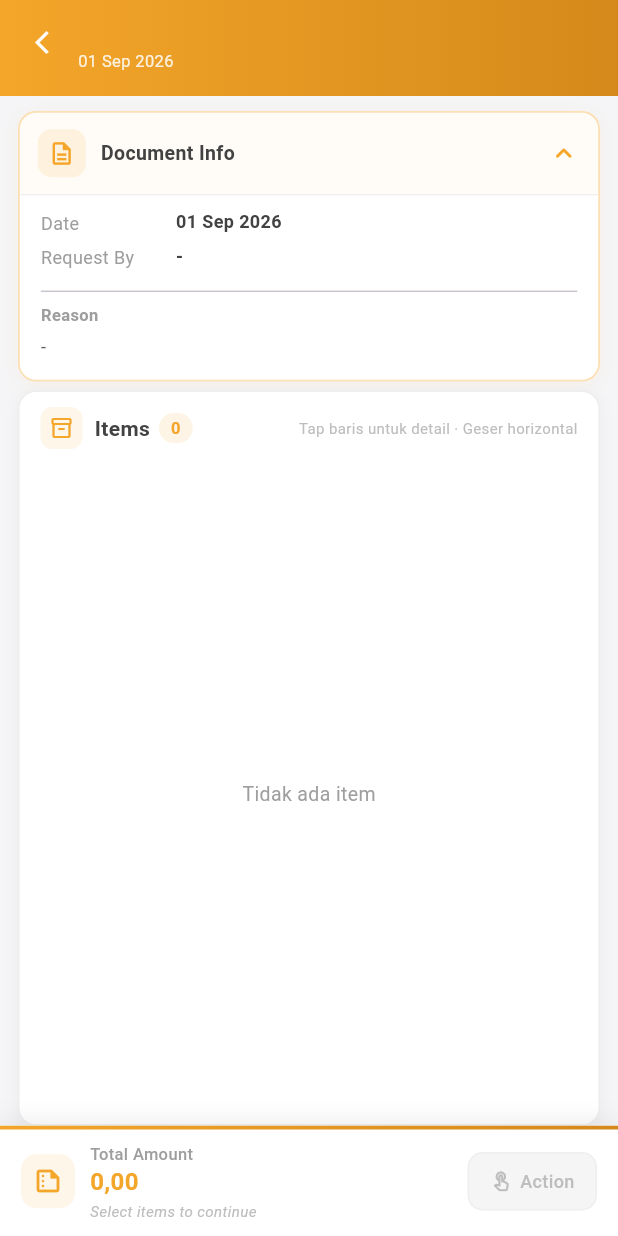
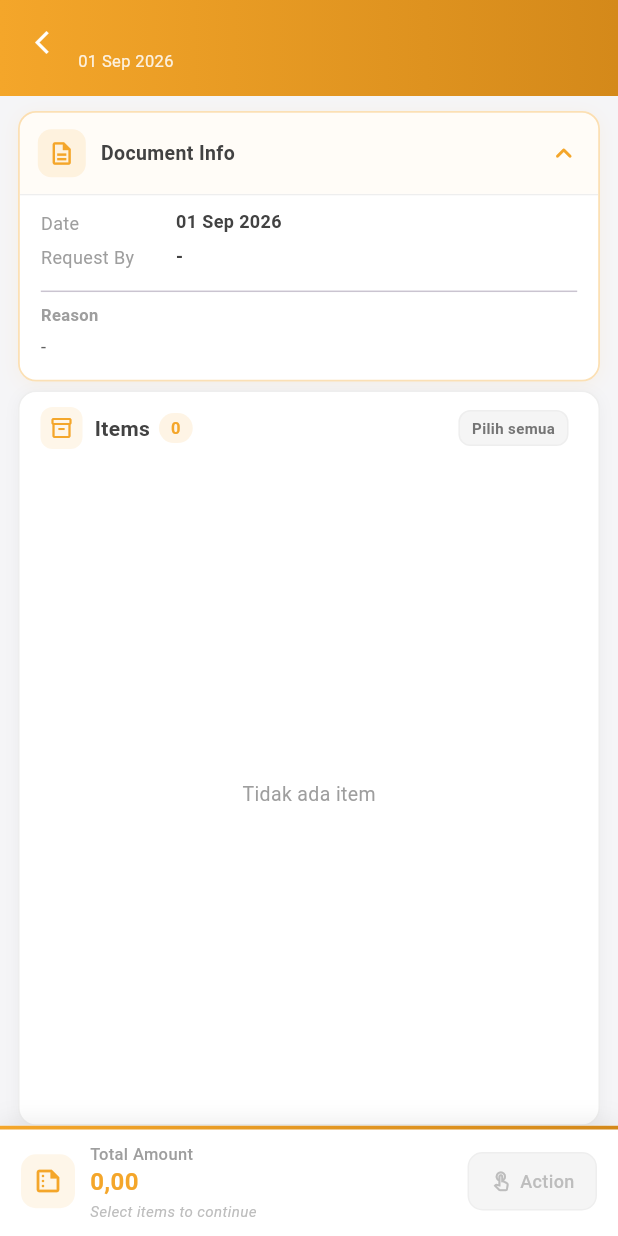
Before and after one commit to daydream410/v2rp3, a Flutter app: the CaSetApproval2 screen opened directly with empty values, after a tap on "Document Info", on a phone screen of 412 x 824 dp. Run offline on Flutter 3.47's test engine with Material 3 defaults, Android fonts, the phone set to English and light mode, and no system bars; our stand-ins replace curved_navigation_bar, data_table_2, dio, firebase_core, firebase_messaging, flutter_local_notifications and 8 more; missing offline and left inert: image_picker_for_web; accounts and stored records are empty.

Commit message:
Refactor approval information display across multiple screens to utilize utility functions for account name and cash advance type. This enhances consistency and clarity in the approval UI components.

```diff
--- a/lib/FE/approval_screen/cash_bank/ca_set_approval/ca_set_app2.dart
+++ b/lib/FE/approval_screen/cash_bank/ca_set_approval/ca_set_app2.dart
@@ -76,8 +76,8 @@ class _CaSetApproval2State extends State<CaSetApproval2> {
       ApprovalInfoField('CA No', (e['nokasbon'] ?? '').toString()),
       ApprovalInfoField('Project Name', (e['projectname'] ?? '').toString()),
       ApprovalInfoField('Req By', (e['requestorname'] ?? '').toString()),
-      ApprovalInfoField('Type', (e['tipe'].toString())),
-      ApprovalInfoField('Acc Name', e['itemcoa']?.toString() ?? '-'),
+      ApprovalInfoField('Type', approvalCashAdvanceTypeLabel(e['tipe'])),
+      ApprovalInfoField('Acc Name', approvalAccountName(e)),
       ApprovalInfoField('Desc', e['ket']?.toString() ?? '-'),
       ApprovalInfoField('QTY', (e['qty'].toString())),
       ApprovalInfoField('Price', (ApprovalTheme.currencyFmt.format(e['harga'])).toString()),
--- a/lib/FE/approval_screen/cash_bank/ca_set_confirm/ca_set_confirm2.dart
+++ b/lib/FE/approval_screen/cash_bank/ca_set_confirm/ca_set_confirm2.dart
@@ -85,7 +85,7 @@ class _CaSettleConfirm2State extends State<CaSettleConfirm2> {
       ApprovalInfoField('Request By', (e['requestorname'] ?? '').toString()),
       ApprovalInfoField('Project Name', (e['projectname'] ?? '').toString()),
       ApprovalInfoField('Item/ Acc No', (e['itemcoa'] ?? '').toString()),
-      ApprovalInfoField('Item/Acc Name', (e['rem'] ?? '').toString()),
+      ApprovalInfoField('Item/Acc Name', approvalAccountName(e)),
       ApprovalInfoField('Desc', (e['ket'] ?? '').toString()),
       ApprovalInfoField('QTY', (e['qty'].toString())),
       ApprovalInfoField('Price/ Unit', (ApprovalTheme.currencyFmt.format(e['harga'])).toString()),
--- a/lib/FE/approval_screen/cash_bank/cash_advance_approval/ca_app2.dart
+++ b/lib/FE/approval_screen/cash_bank/cash_advance_approval/ca_app2.dart
@@ -80,8 +80,8 @@ class _CashAdvanceApproval2State extends State<CashAdvanceApproval2> {
       ApprovalInfoField('CA No', (e['nokasbon'] ?? '').toString()),
       ApprovalInfoField('Project Name', (e['projectname'] ?? '').toString()),
       ApprovalInfoField('Req By', (e['requestorname'] ?? '').toString()),
-      ApprovalInfoField('Type', (e['tipe'] == 0 ? 'Bugdet' : 'Item').toString()),
-      ApprovalInfoField('Acc Name', e['itemcoa']?.toString() ?? '-'),
+      ApprovalInfoField('Type', approvalCashAdvanceTypeLabel(e['tipe'])),
+      ApprovalInfoField('Acc Name', approvalAccountName(e)),
       ApprovalInfoField('Desc', e['ket']?.toString() ?? '-'),
       ApprovalInfoField('Unit', (e['unit'].toString())),
       ApprovalInfoField('QTY', (e['qty'].toString())),
--- a/lib/FE/approval_screen/cash_bank/cash_advance_confirm/ca_confirm2.dart
+++ b/lib/FE/approval_screen/cash_bank/cash_advance_confirm/ca_confirm2.dart
@@ -86,7 +86,7 @@ class _CashAdvanceConfirm2State extends State<CashAdvanceConfirm2> {
       ApprovalInfoField('Request By', (e['requestorname'] ?? '').toString()),
       ApprovalInfoField('Project Name', (e['projectname'] ?? '').toString()),
       ApprovalInfoField('Item/ Acc No', (e['itemcoa'] ?? '').toString()),
-      ApprovalInfoField('Item/Acc Name', (e['rem'] ?? '').toString()),
+      ApprovalInfoField('Item/Acc Name', approvalAccountName(e)),
       ApprovalInfoField('Desc', (e['ket'] ?? '').toString()),
       ApprovalInfoField('Unit', (e['unit'].toString())),
       ApprovalInfoField('QTY', (e['qty'].toString())),
--- a/lib/FE/approval_screen/purchase_approval/sppbj_approval/sppbj_app2.dart
+++ b/lib/FE/approval_screen/purchase_approval/sppbj_approval/sppbj_app2.dart
@@ -76,7 +76,7 @@ class _SppbjApp2State extends State<SppbjApp2> {
       ApprovalInfoField('SPPBJ No', (e['sppbjno'] ?? '').toString()),
       ApprovalInfoField('Project Name', (e['projectname'] ?? '').toString()),
       ApprovalInfoField('Req By', (e['requestorname'] ?? '').toString()),
-      ApprovalInfoField('Account/ Item', e['itemcoa']?.toString() ?? '-'),
+      ApprovalInfoField('Account Name', approvalAccountName(e)),
       ApprovalInfoField('Item Name', e['itemname']?.toString() ?? '-'),
       ApprovalInfoField('Description', e['ket']?.toString() ?? '-'),
       ApprovalInfoField('Unit', (e['unit'].toString())),
--- a/lib/FE/shared/approval_ui.dart
+++ b/lib/FE/shared/approval_ui.dart
@@ -161,6 +161,25 @@ num approvalBudgetAvailable(dynamic item) {
   return 0;
 }
 
+/// Account name line: [itemcoa] + [rem] from API item row.
+String approvalAccountName(dynamic item) {
+  if (item is! Map) return '-';
+  final coa = item['itemcoa']?.toString().trim() ?? '';
+  final rem = item['rem']?.toString().trim() ?? '';
+  if (coa.isNotEmpty && rem.isNotEmpty) return '$coa - $rem';
+  if (coa.isNotEmpty) return coa;
+  if (rem.isNotEmpty) return rem;
+  return '-';
+}
+
+/// Cash advance line type: 0 = Budget, 1 = Item.
+String approvalCashAdvanceTypeLabel(dynamic tipe) {
+  final value = tipe?.toString();
+  if (value == '0') return 'Budget';
+  if (value == '1') return 'Item';
+  return value ?? '-';
+}
+
 /// Standard SPPBJ / purchase confirm item fields — matches original DataTable columns.
 List<ApprovalInfoField> approvalSppbjItemFields(dynamic item) {
   return [
@@ -171,7 +190,7 @@ List<ApprovalInfoField> approvalSppbjItemFields(dynamic item) {
     ApprovalInfoField(
         'Item Account No', item['itemcoa']?.toString() ?? ''),
     ApprovalInfoField(
-        'Item/ Account Name', item['itemname']?.toString() ?? ''),
+        'Item/ Account Name', approvalAccountName(item)),
     ApprovalInfoField('Remark SPPBJ', item['ket']?.toString() ?? ''),
     ApprovalInfoField('Unit', item['unit']?.toString() ?? ''),
     ApprovalInfoField('Qty', item['qty']?.toString() ?? ''),
@@ -734,6 +753,10 @@ class ApprovalItemsHeader extends StatelessWidget {
   final String hint;
   final VoidCallback? onExpandAll;
   final VoidCallback? onCollapseAll;
+  final bool selectable;
+  final bool allSelected;
+  final bool someSelected;
+  final VoidCallback? onToggleSelectAll;
 
   const ApprovalItemsHeader({
     super.key,
@@ -741,10 +764,19 @@ class ApprovalItemsHeader extends StatelessWidget {
     this.hint = '',
     this.onExpandAll,
     this.onCollapseAll,
+    this.selectable = false,
+    this.allSelected = false,
+    this.someSelected = false,
+    this.onToggleSelectAll,
   });
 
   @override
   Widget build(BuildContext context) {
+    final showHint = hint.trim().isNotEmpty &&
+        onExpandAll == null &&
+        onCollapseAll == null &&
+        !selectable;
+
     return Padding(
       padding: const EdgeInsets.fromLTRB(4, 4, 4, 10),
       child: Row(
@@ -777,14 +809,31 @@ class ApprovalItemsHeader extends StatelessWidget {
                     fontWeight: FontWeight.w700,
                     color: ApprovalTheme.primary)),
           ),
-          const Spacer(),
+          if (showHint) ...[
+            const SizedBox(width: 8),
+            Expanded(
+              child: Text(
+                hint,
+                maxLines: 1,
+                overflow: TextOverflow.ellipsis,
+                textAlign: TextAlign.end,
+                style: TextStyle(fontSize: 10, color: Colors.grey.shade400),
+              ),
+            ),
+          ] else
+            const Spacer(),
+          if (selectable && onToggleSelectAll != null) ...[
+            _HeaderActionChip(
+              label: allSelected ? 'Batal pilih' : 'Pilih semua',
+              onTap: onToggleSelectAll!,
+            ),
+            const SizedBox(width: 6),
+          ],
           if (onExpandAll != null && onCollapseAll != null) ...[
             _HeaderActionChip(label: 'Buka semua', onTap: onExpandAll!),
             const SizedBox(width: 6),
             _HeaderActionChip(label: 'Tutup semua', onTap: onCollapseAll!),
-          ] else if (hint.trim().isNotEmpty)
-            Text(hint,
-                style: TextStyle(fontSize: 10, color: Colors.grey.shade400)),
+          ],
         ],
       ),
     );
@@ -862,6 +911,39 @@ class _ApprovalDetailItemsColumnState extends State<ApprovalDetailItemsColumn> {
       _forceExpanded = expanded;
       _expansionTick++;
     });
+  }
+
+  void _toggleSelectAll() {
+    final rows = widget.tableRows;
+    if (rows == null || rows.isEmpty) return;
+
+    final selectAll = !_isAllSelected();
+    for (var i = 0; i < rows.length; i++) {
+      final selected = widget.isRowSelected?.call(i) ?? false;
+      if (selectAll && !selected) {
+        widget.onRowSelectionChanged?.call(i, true);
+      } else if (!selectAll && selected) {
+        widget.onRowSelectionChanged?.call(i, false);
+      }
+    }
+  }
+
+  bool _isAllSelected() {
+    final rows = widget.tableRows;
+    if (rows == null || rows.isEmpty) return false;
+    for (var i = 0; i < rows.length; i++) {
+      if (!(widget.isRowSelected?.call(i) ?? false)) return false;
+    }
+    return true;
+  }
+
+  bool _isSomeSelected() {
+    final rows = widget.tableRows;
+    if (rows == null || rows.isEmpty) return false;
+    for (var i = 0; i < rows.length; i++) {
+      if (widget.isRowSelected?.call(i) ?? false) return true;
+    }
+    return false;
   }
 
   @override
@@ -891,6 +973,11 @@ class _ApprovalDetailItemsColumnState extends State<ApprovalDetailItemsColumn> {
               child: ApprovalItemsHeader(
                 count: widget.count,
                 hint: 'Tap baris untuk detail · Geser horizontal',
+                selectable: widget.selectable,
+                allSelected: _isAllSelected(),
+                someSelected: _isSomeSelected(),
+                onToggleSelectAll:
+                    widget.selectable ? _toggleSelectAll : null,
               ),
             ),
             Expanded(
@@ -899,6 +986,8 @@ class _ApprovalDetailItemsColumnState extends State<ApprovalDetailItemsColumn> {
                 selectable: widget.selectable,
                 isRowSelected: widget.isRowSelected,
                 onRowSelectionChanged: widget.onRowSelectionChanged,
+                onToggleSelectAll:
+                    widget.selectable ? _toggleSelectAll : null,
               ),
             ),
             if (widget.children.isNotEmpty)
@@ -954,6 +1043,7 @@ class ApprovalItemsDataTable extends StatelessWidget {
   final bool selectable;
   final bool Function(int index)? isRowSelected;
   final void Function(int index, bool? selected)? onRowSelectionChanged;
+  final VoidCallback? onToggleSelectAll;
 
   const ApprovalItemsDataTable({
     super.key,
@@ -961,6 +1051,7 @@ class ApprovalItemsDataTable extends StatelessWidget {
     this.selectable = false,
     this.isRowSelected,
     this.onRowSelectionChanged,
+    this.onToggleSelectAll,
   });
 
   List<String> get _columnLabels {
@@ -1010,6 +1101,13 @@ class ApprovalItemsDataTable extends StatelessWidget {
     }
 
     final labels = _columnLabels;
+    final allSelected = rows.isNotEmpty &&
+        rows.asMap().keys.every((i) => isRowSelected?.call(i) ?? false);
+    final someSelected =
+        rows.asMap().keys.any((i) => isRowSelected?.call(i) ?? false);
+    final headerCheckValue =
+        allSelected ? true : (someSelected ? null : false);
+
     final border = TableBorder(
       top: BorderSide(color: Colors.grey.shade300),
       bottom: BorderSide(color: Colors.grey.shade300),
@@ -1021,7 +1119,7 @@ class ApprovalItemsDataTable extends StatelessWidget {
 
     final table = Table(
       columnWidths: {
-        if (selectable) 0: const FixedColumnWidth(44),
+        if (selectable) 0: const FixedColumnWidth(48),
         for (var i = 0; i < labels.length; i++)
           i + (selectable ? 1 : 0): const FixedColumnWidth(104),
       },
@@ -1033,7 +1131,20 @@ class ApprovalItemsDataTable extends StatelessWidget {
             color: ApprovalTheme.primary.withOpacity(0.08),
           ),
           children: [
-            if (selectable) const SizedBox(height: 46),
+            if (selectable)
+              SizedBox(
+                width: 48,
+                child: Checkbox(
+                  tristate: true,
+                  value: headerCheckValue,
+                  activeColor: ApprovalTheme.primary,
+                  onChanged: rows.isEmpty
+                      ? null
+                      : (_) => onToggleSelectAll?.call(),
+                  materialTapTargetSize: MaterialTapTargetSize.shrinkWrap,
+                  visualDensity: VisualDensity.compact,
+                ),
+              ),
             for (final label in labels)
               Padding(
                 padding: const EdgeInsets.symmetric(horizontal: 8, vertical: 10),
@@ -1050,11 +1161,15 @@ class ApprovalItemsDataTable extends StatelessWidget {
             ),
             children: [
               if (selectable)
-                Checkbox(
-                  value: isRowSelected?.call(i) ?? false,
-                  activeColor: ApprovalTheme.primary,
-                  onChanged: (v) => onRowSelectionChanged?.call(i, v),
-                  materialTapTargetSize: MaterialTapTargetSize.shrinkWrap,
+                SizedBox(
+                  width: 48,
+                  child: Checkbox(
+                    value: isRowSelected?.call(i) ?? false,
+                    activeColor: ApprovalTheme.primary,
+                    onChanged: (v) => onRowSelectionChanged?.call(i, v),
+                    materialTapTargetSize: MaterialTapTargetSize.shrinkWrap,
+                    visualDensity: VisualDensity.compact,
+                  ),
                 ),
               for (final label in labels)
                 Material(
@@ -2100,6 +2215,7 @@ bool _isSkippableTitleField(String label) {
     List<ApprovalInfoField> fields) {
   final title = _approvalFieldValue(fields, labels: [
     'item name',
+    'account name',
     'item/acc name',
     'item/ acc name',
     'desc',
```
